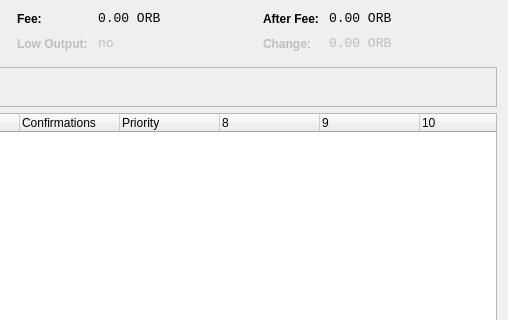
Qt form src/qt/forms/coincontroldialog.ui (TrezarCoin/TrezarCoin) before a commit; both pictures show x 492 to 1000 and y 0 to 320 of the 1000 by 500 pixel window.
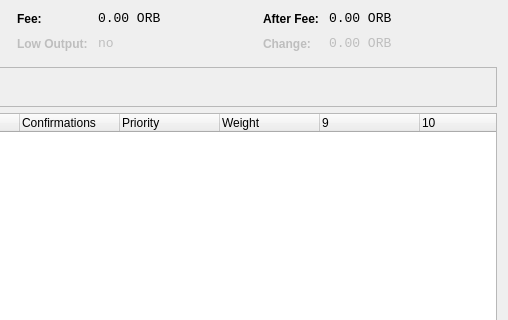
The same form after that commit. Custom widgets are drawn as their Qt base class.

Commit message: Stake Weight Added to the Coin Control

Patch:
```diff
--- a/src/qt/forms/coincontroldialog.ui
+++ b/src/qt/forms/coincontroldialog.ui
@@ -497,6 +497,11 @@
        <string>Priority</string>
       </property>
      </column>
+     <column>
+      <property name="text">
+       <string>Weight</string>
+      </property>
+     </column>
      <column>
       <property name="text">
        <string/>
```
Left out of the diff: 5 changed lines with no effect on the pictures. The commit also changes 10 other files.
